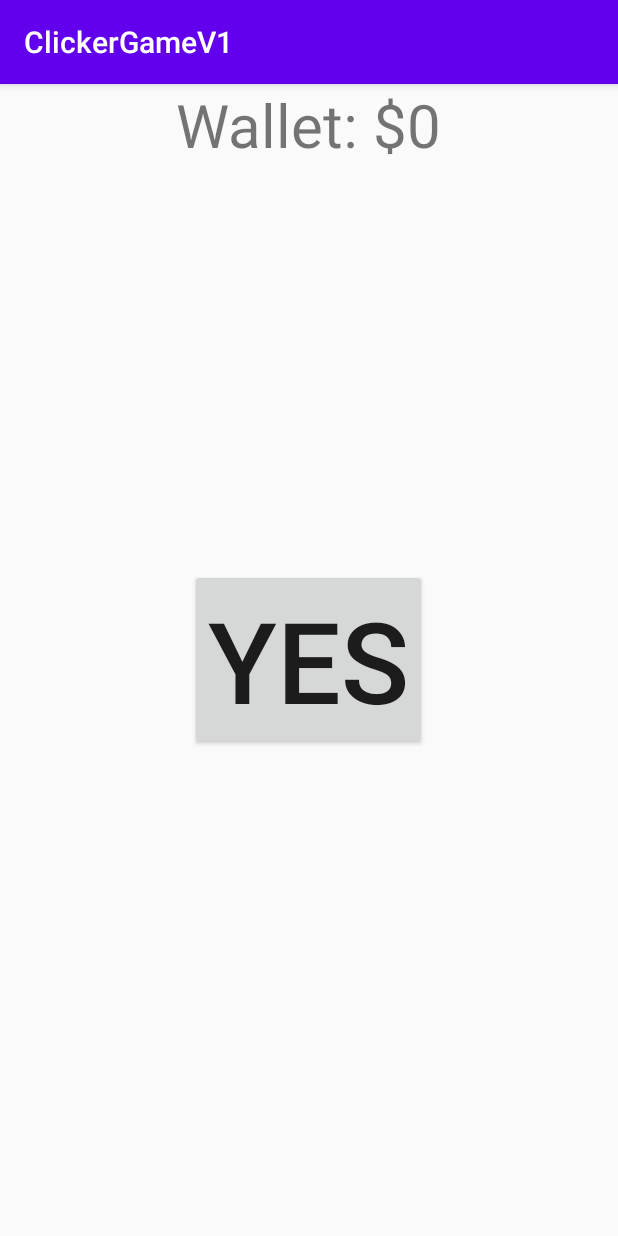
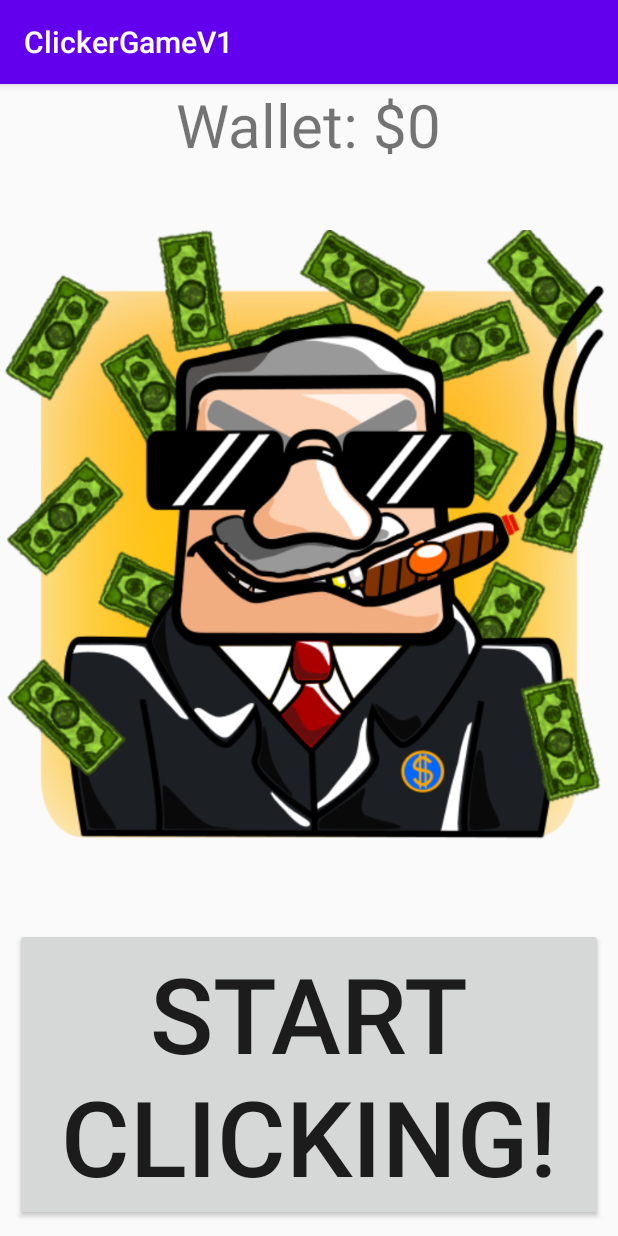
Before and after one commit to mattgoo/ClickerGameV1, an Android app: the screen it shows after launch (MainActivity), on a phone screen of 412 x 824 dp. Run offline under Robolectric (Android 15) with nearby library versions, the phone set to English and light mode, and no system bars.

Commit message:
v4 - final

```diff
--- /dev/null
+++ b/src/main/res/anim/slide_up_bot.xml
@@ -0,0 +1,8 @@
+<?xml version="1.0" encoding="utf-8"?>
+<set xmlns:android="http://schemas.android.com/apk/res/android">
+    <translate
+        android:duration="@android:integer/config_mediumAnimTime"
+        android:fromYDelta="100%p"
+        android:toYDelta="0" />
+
+</set>
--- /dev/null
+++ b/src/main/res/anim/slide_up_top.xml
@@ -0,0 +1,8 @@
+<?xml version="1.0" encoding="utf-8"?>
+<set xmlns:android="http://schemas.android.com/apk/res/android">
+    <translate
+        android:duration="@android:integer/config_mediumAnimTime"
+        android:fromYDelta="0"
+        android:toYDelta="-100%p" />
+
+</set>
--- a/src/main/res/layout/activity_game.xml
+++ b/src/main/res/layout/activity_game.xml
@@ -63,7 +63,7 @@
                 android:layout_height="wrap_content"
                 android:ems="100"
                 android:textSize="35dp"
-                android:text="Upgrade #1 Cost: $10"></Button>
+                android:text="Click Upgrade? Cost: $10"></Button>
 
         </LinearLayout>
     </ScrollView>
--- a/src/main/res/layout/activity_main.xml
+++ b/src/main/res/layout/activity_main.xml
@@ -11,7 +11,7 @@
         android:id="@+id/walletLable"
         android:layout_width="wrap_content"
         android:layout_height="wrap_content"
-        android:text="Wallet: "
+        android:text="Wallet: $0"
         android:textSize="40dp"
         android:layout_centerHorizontal="true"/>
 
@@ -19,10 +19,20 @@
         android:id="@+id/button"
         android:layout_width="wrap_content"
         android:layout_height="wrap_content"
-        android:text="Yes"
-        android:layout_centerVertical="true"
+        android:text="Start Clicking!"
+        android:layout_alignParentBottom="true"
         android:layout_centerHorizontal="true"
-        android:textSize="75dp" />
+        android:textSize="70dp"
+        android:layout_margin="10dp"/>
+
+
+    <ImageView
+        android:id="@+id/imageView2"
+        android:layout_width="wrap_content"
+        android:layout_height="wrap_content"
+        android:layout_above="@id/button"
+        android:layout_below="@id/walletLable"
+        app:srcCompat="@drawable/titlescreen" />
 
 
 </RelativeLayout>
```
Also changed, not shown: src/main/java/com/mattgoodwin/clickergamev1/Clicker.java (+7 -0 lines), src/main/java/com/mattgoodwin/clickergamev1/GameActivity.java (+7 -0 lines), src/main/java/com/mattgoodwin/clickergamev1/MainActivity.java (+8 -0 lines), src/main/res/drawable/titlescreen.png (added).
